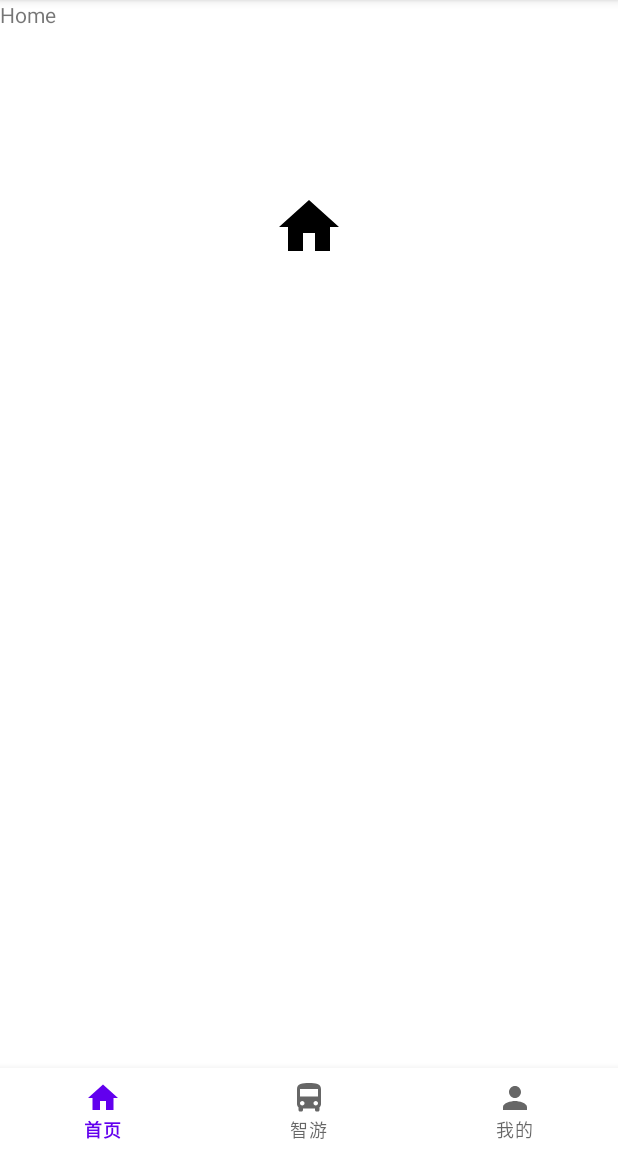
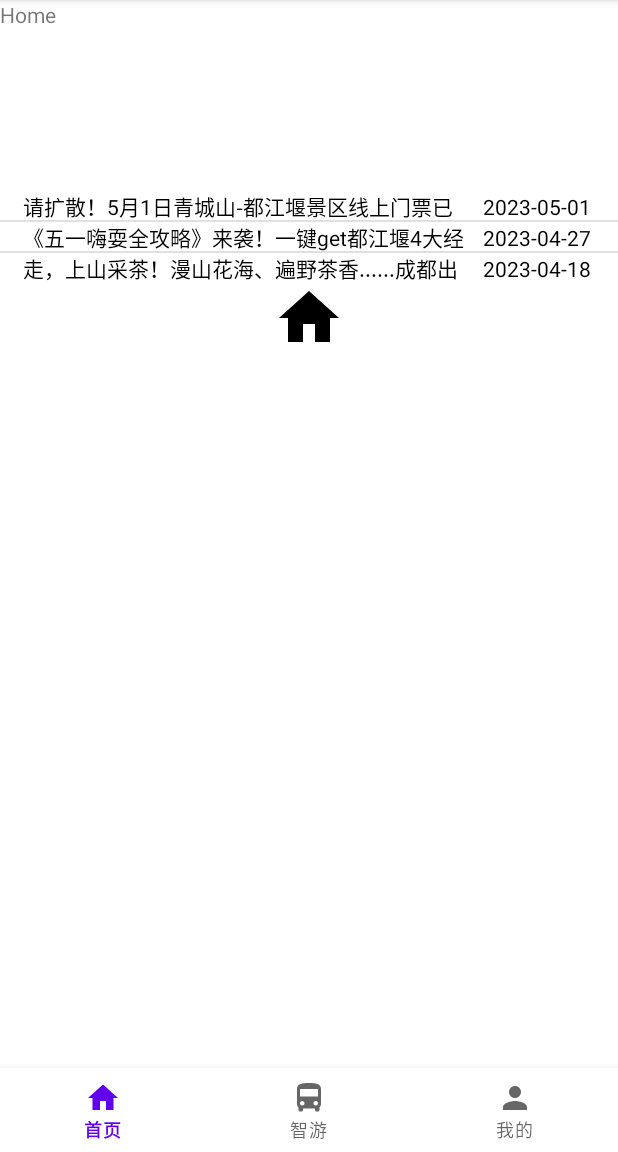
Before and after one commit to IdonotknowitTAT/Android-Project-DuJiangYan-Travel-, an Android app: the screen it shows after launch (MainActivity), on a phone screen of 412 x 824 dp, the part 84-1236 px from its top. Run offline under Robolectric (Android 15) with nearby library versions, the phone set to English and light mode, and no system bars.

Commit message:
added listview

```diff
--- a/app/src/main/java/com/example/finalhomework_lienyu/HomeFragment.java
+++ b/app/src/main/java/com/example/finalhomework_lienyu/HomeFragment.java
@@ -1,30 +1,61 @@
 package com.example.finalhomework_lienyu;
 
+import android.app.Activity;
 import android.content.Context;
-import android.content.SharedPreferences;
 import android.os.Bundle;
 
-import androidx.annotation.Nullable;
 import androidx.fragment.app.Fragment;
 
-import android.util.Log;
 import android.view.LayoutInflater;
 import android.view.View;
 import android.view.ViewGroup;
-import android.widget.ArrayAdapter;
 import android.widget.ListView;
-import android.widget.Toast;
+import android.widget.SimpleAdapter;
+
+import java.util.ArrayList;
+import java.util.HashMap;
+import java.util.List;
+import java.util.Map;
 
 
 public class HomeFragment extends Fragment {
-    private ListView listView;
+    private ListView broadcastListView;
     private View view;
+    //从strings.xml中获取数据
+    private String[] broadcasts;
+    private String[] bcDateList;
+
 
     @Override
     public View onCreateView(LayoutInflater inflater, ViewGroup container,
                              Bundle savedInstanceState) {
-        view = inflater.inflate(R.layout.fragment_home,container,false);
+        View view = initViews(inflater,container,savedInstanceState);
         return view;
     }
 
+    private View initViews(LayoutInflater inflater, ViewGroup container, Bundle savedInstanceState) {
+        view = inflater.inflate(R.layout.fragment_home,container,false);
+        broadcastListView = view.findViewById(R.id.listView_broadcast);//获取ListView
+        broadcasts = getResources().getStringArray(R.array.broadcast_list);
+        bcDateList = getResources().getStringArray(R.array.broadcastDate_list);
+
+        //创建键值对列表
+        List<Map<String,Object>> bcListItems = new ArrayList<Map<String,Object>>();
+        //添加数据到列表
+        for (int i = 0; i < broadcasts.length; i++){
+            //建立单个键值对变量
+            Map<String,Object> listItem = new HashMap<String,Object>();
+            listItem.put("bcContent",broadcasts[i]);
+            listItem.put("bcDate",bcDateList[i]);
+
+            bcListItems.add(listItem);//添加至列表
+        }
+        //创建SimpleAdapter 并把数据和View绑定.
+        SimpleAdapter bcAdapter = new SimpleAdapter(getContext(),bcListItems,R.layout.broadcast_item,new String[]{"bcContent","bcDate"},new int[]{R.id.textView_bc_content,R.id.textView_bc_date});
+
+        broadcastListView.setAdapter(bcAdapter);//设置Adapter
+        return view;
+    }
+
+
 }
--- /dev/null
+++ b/app/src/main/res/layout/broadcast_item.xml
@@ -0,0 +1,36 @@
+<?xml version="1.0" encoding="utf-8"?>
+<LinearLayout xmlns:android="http://schemas.android.com/apk/res/android"
+    android:layout_width="match_parent"
+    android:layout_height="wrap_content"
+    android:orientation="horizontal"
+    >
+
+    <LinearLayout
+        android:layout_width="match_parent"
+        android:layout_height="match_parent"
+        android:orientation="horizontal"
+        android:layout_marginLeft="15dp"
+        android:layout_marginRight="15dp">
+
+        <TextView
+            android:id="@+id/textView_bc_content"
+            android:layout_width="0dp"
+            android:layout_height="match_parent"
+            android:layout_weight="4"
+            android:text="这是一条公告这是一条公告这是一条公告这是一条公告这是一条公告"
+            android:textColor="@color/black"
+            android:textSize="@dimen/text_size_normal" />
+
+        <TextView
+            android:id="@+id/textView_bc_date"
+            android:layout_width="0dp"
+            android:layout_height="wrap_content"
+            android:layout_marginLeft="10dp"
+            android:layout_weight="1"
+            android:text="2023/04/05"
+            android:textColor="@color/black"
+            android:textSize="@dimen/text_size_normal" />
+
+    </LinearLayout>
+
+</LinearLayout>
--- a/app/src/main/res/layout/fragment_home.xml
+++ b/app/src/main/res/layout/fragment_home.xml
@@ -10,12 +10,19 @@
 
     <!-- TODO: Update blank fragment layout -->
 
+
     <TextView
         android:id="@+id/textView"
         android:layout_width="match_parent"
         android:layout_height="127dp"
         android:text="Home" />
 
+    <ListView
+        android:id="@+id/listView_broadcast"
+        android:layout_width="match_parent"
+        android:layout_height="wrap_content"
+
+        />
     <ImageView
         android:id="@+id/imageView"
         android:layout_width="match_parent"
--- /dev/null
+++ b/app/src/main/res/values/dimens.xml
@@ -0,0 +1,7 @@
+<?xml version="1.0" encoding="utf-8"?>
+<resources>
+    <dimen name="text_size_small">12sp</dimen>
+    <dimen name="text_size_normal">14sp</dimen>
+    <dimen name="text_size_large">16sp</dimen>
+    <dimen name="text_size_xlarge">18sp</dimen>
+</resources>
--- a/app/src/main/res/values/strings.xml
+++ b/app/src/main/res/values/strings.xml
@@ -5,9 +5,14 @@
     <string name="mine">我的</string>
     <!-- TODO: Remove or change this placeholder text -->
     <string name="hello_blank_fragment">Hello blank fragment</string>
-    <string-array name="broadcase_list">
+    <string-array name="broadcast_list">
         <item>请扩散！5月1日青城山-都江堰景区线上门票已约满</item>
         <item>《五一嗨耍全攻略》来袭！一键get都江堰4大经典耍法，“特种...</item>
         <item>走，上山采茶！漫山花海、遍野茶香......成都出发1h，拥...</item>
     </string-array>
+    <string-array name="broadcastDate_list">
+        <item>2023-05-01</item>
+        <item>2023-04-27</item>
+        <item>2023-04-18</item>
+    </string-array>
 </resources>
```
